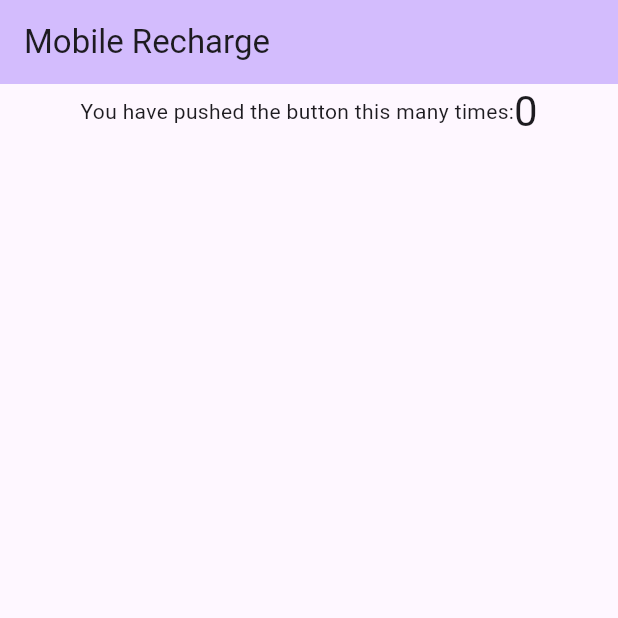
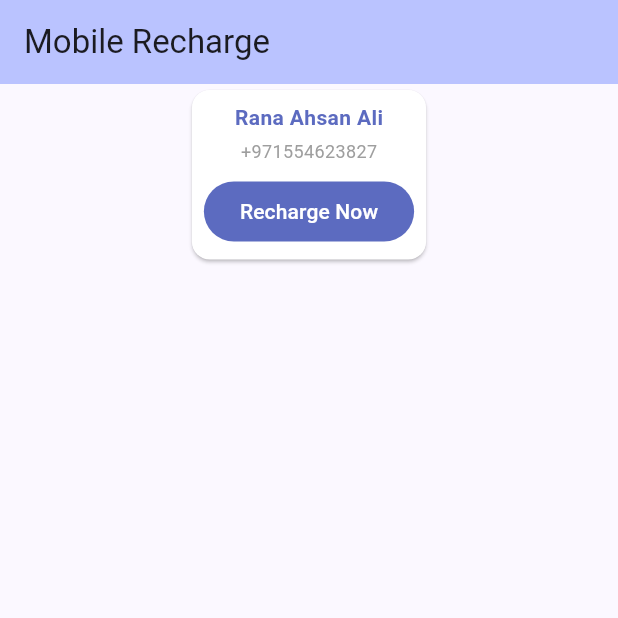
Before and after one commit to RanaAli/Flutter-Mobile-Recharge-App, a Flutter app: the screen it shows after launch, on a phone screen of 412 x 824 dp, the top half of it. Run offline on Flutter 3.47's test engine with Material 3 defaults, Android fonts, the phone set to English and light mode, and no system bars.

Commit message:
Create BeneficiaryItemWidget

```diff
--- a/lib/main.dart
+++ b/lib/main.dart
@@ -1,4 +1,5 @@
 import 'package:flutter/material.dart';
+import 'package:mobile_recharge_app/widgets/BeneficiaryItemWidget.dart';
 
 void main() {
   runApp(const MyApp());
@@ -12,7 +13,7 @@ class MyApp extends StatelessWidget {
     return MaterialApp(
       title: 'Flutter Mobile Recharge App',
       theme: ThemeData(
-        colorScheme: ColorScheme.fromSeed(seedColor: Colors.deepPurple),
+        colorScheme: ColorScheme.fromSeed(seedColor: Colors.indigo),
         useMaterial3: true,
       ),
       home: const MyHomePage(title: 'Mobile Recharge'),
@@ -30,18 +31,8 @@ class MyHomePage extends StatefulWidget {
 }
 
 class _MyHomePageState extends State<MyHomePage> {
-  int _counter = 0;
-
-  void _incrementCounter() {
-    setState(() {
-
-      _counter++;
-    });
-  }
-
   @override
   Widget build(BuildContext context) {
-
     return Scaffold(
       appBar: AppBar(
         backgroundColor: Theme.of(context).colorScheme.inversePrimary,
@@ -52,17 +43,9 @@ class _MyHomePageState extends State<MyHomePage> {
   }
 
   Row body(BuildContext context) {
-    return Row(
+    return const Row(
       mainAxisAlignment: MainAxisAlignment.center,
-      children: <Widget>[
-        const Text(
-          'You have pushed the button this many times:',
-        ),
-        Text(
-          '$_counter',
-          style: Theme.of(context).textTheme.headlineMedium,
-        ),
-      ],
+      children: <Widget>[BeneficiaryItemWidget()],
     );
   }
 }
--- /dev/null
+++ b/lib/widgets/BeneficiaryItemWidget.dart
@@ -0,0 +1,51 @@
+import 'package:flutter/material.dart';
+
+class BeneficiaryItemWidget extends StatelessWidget {
+  const BeneficiaryItemWidget({
+    super.key,
+  });
+
+  @override
+  Widget build(BuildContext context) {
+    return Card(
+      color: Colors.white,
+      child: Padding(
+        padding: const EdgeInsets.all(8.0),
+        child: Column(
+          mainAxisSize: MainAxisSize.min,
+          children: [
+            Text(
+              "Rana Ahsan Ali",
+              style: TextStyle(
+                color: Colors.indigo.shade400,
+                fontWeight: FontWeight.bold,
+                fontSize: 14,
+              ),
+            ),
+            const SizedBox(height: 4),
+            const Text(
+              "+971554623827",
+              style: TextStyle(
+                color: Colors.grey,
+                fontWeight: FontWeight.normal,
+                fontSize: 12,
+              ),
+            ),
+            const SizedBox(height: 8),
+            ElevatedButton(
+              onPressed: null,
+              style: ButtonStyle(
+                foregroundColor: WidgetStateProperty.all<Color>(Colors.white),
+                backgroundColor:
+                    WidgetStateProperty.all<Color>(Colors.indigo.shade400),
+              ),
+              child: const Text(
+                "Recharge Now",
+              ),
+            )
+          ],
+        ),
+      ),
+    );
+  }
+}
```
